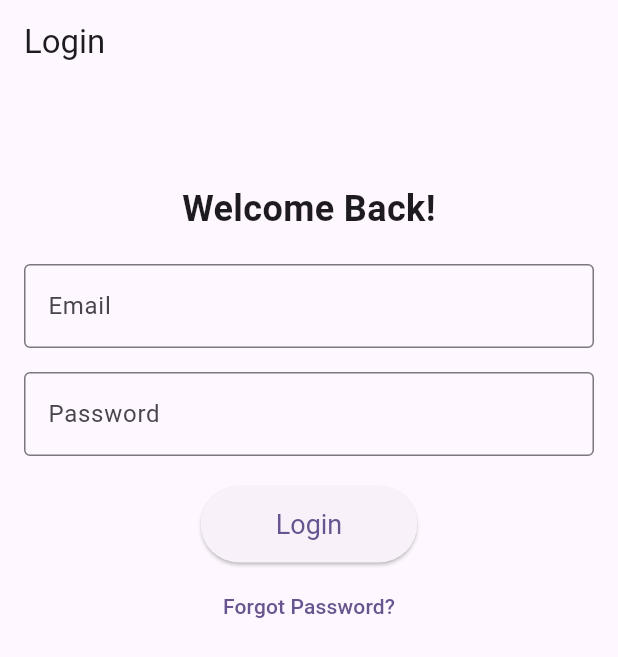
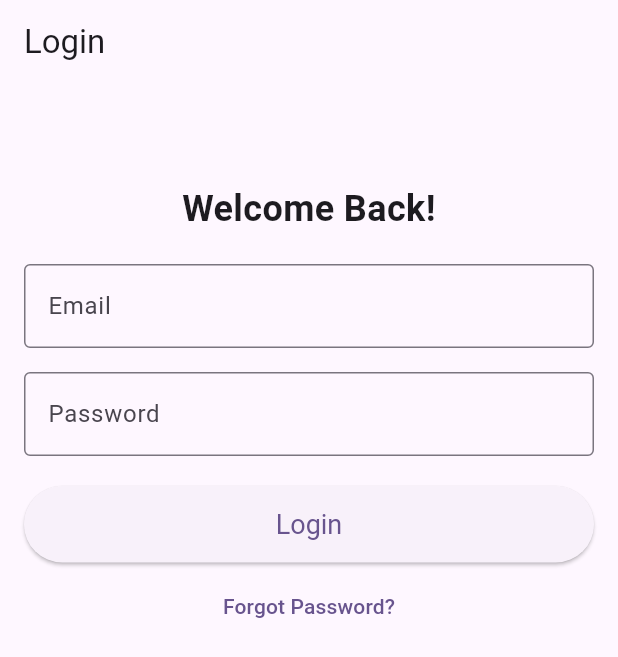
Before and after one commit to LazyyVenom/School_Manager, a Flutter app: the screen it shows after launch, on a phone screen of 412 x 824 dp. Shown: the top 657 px of the screen. Run offline on Flutter 3.47's test engine with Material 3 defaults, Android fonts, the phone set to English and light mode, and no system bars; our stand-ins replace firebase_auth, firebase_core, shared_preferences, table_calendar; accounts and stored records are empty; generated files the repository leaves out were written again.

```diff
--- a/lib/login_page.dart
+++ b/lib/login_page.dart
@@ -1,3 +1,5 @@
+// ignore_for_file: use_build_context_synchronously
+
 import 'package:flutter/material.dart';
 import 'package:provider/provider.dart';
 import 'package:school_manager/auth/auth_service.dart';
@@ -54,27 +56,30 @@ class _LoginPageState extends State<LoginPage> {
               ),
             ),
             const SizedBox(height: 20.0),
-            _isLoading
-                ? const Center(
-                    child: CircularProgressIndicator(),
-                  )
-                : Column(
-                    children: [
-                      ElevatedButton(
-                        onPressed: _login,
+            SizedBox(
+              width: double.infinity,
+              child: ElevatedButton(
+                onPressed: _isLoading ? null : _login,
                 style: ElevatedButton.styleFrom(
-                          padding: const EdgeInsets.symmetric(
-                              horizontal: 50, vertical: 15),
+                  padding: const EdgeInsets.symmetric(horizontal: 50, vertical: 15),
                   textStyle: const TextStyle(fontSize: 18),
                 ),
-                        child: const Text("Login"),
+                child: _isLoading
+                    ? const SizedBox(
+                        width: 24,
+                        height: 24,
+                        child: CircularProgressIndicator(
+                          strokeWidth: 2.0,
+                          color: Colors.white,
+                        ),
+                      )
+                    : const Text("Login"),
+              ),
             ),
             const SizedBox(height: 5.0),
             TextButton(
-                        onPressed: _forgotPassword,
+              onPressed: _isLoading ? null : _forgotPassword,
               child: const Text("Forgot Password?"),
-                      ),
-                    ],
             ),
             const SizedBox(height: 50.0),
           ],
@@ -84,6 +89,9 @@ class _LoginPageState extends State<LoginPage> {
   }
 
   void _login() async {
+    // Dismiss the keyboard
+    FocusScope.of(context).unfocus();
+
     setState(() {
       _isLoading = true;
     });
```
Lines whose indentation alone changed are shown as unchanged.
